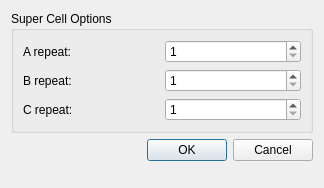
OpenChemistry/avogadrolibs, file avogadro/qtplugins/crystal/supercelldialog.ui: the form before one commit.
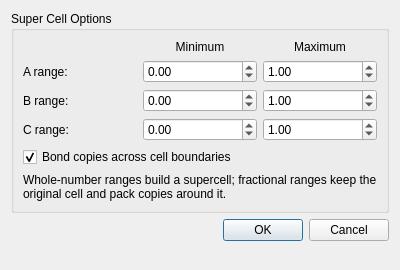
The form after the commit.

Commit message:
Add support for fractional ranges for supercells
Also check for bonds across unit cells

What changed in the file:
```diff
--- a/avogadro/qtplugins/crystal/supercelldialog.ui
+++ b/avogadro/qtplugins/crystal/supercelldialog.ui
@@ -6,8 +6,8 @@
    <rect>
     <x>0</x>
     <y>0</y>
-    <width>324</width>
-    <height>188</height>
+    <width>400</width>
+    <height>270</height>
    </rect>
   </property>
   <property name="windowTitle">
@@ -22,45 +22,181 @@
         <string>Super Cell Options</string>
        </property>
        <layout class="QGridLayout">
-        <item row="0" column="0">
-         <widget class="QLabel" name="aRepeatLabel">
-          <property name="text">
-           <string>A repeat:</string>
-          </property>
-         </widget>
-        </item>
         <item row="0" column="1">
-         <widget class="QSpinBox" name="aCellSpinBox">
-          <property name="minimum">
-           <number>1</number>
+         <widget class="QLabel" name="minLabel">
+          <property name="text">
+           <string>Minimum</string>
+          </property>
+          <property name="alignment">
+           <set>Qt::AlignCenter</set>
+          </property>
+         </widget>
+        </item>
+        <item row="0" column="2">
+         <widget class="QLabel" name="maxLabel">
+          <property name="text">
+           <string>Maximum</string>
+          </property>
+          <property name="alignment">
+           <set>Qt::AlignCenter</set>
           </property>
          </widget>
         </item>
         <item row="1" column="0">
-         <widget class="QLabel" name="bRepeatLabel">
+         <widget class="QLabel" name="aRepeatLabel">
           <property name="text">
-           <string>B repeat:</string>
+           <string>A range:</string>
           </property>
          </widget>
         </item>
         <item row="1" column="1">
-         <widget class="QSpinBox" name="bCellSpinBox">
+         <widget class="QDoubleSpinBox" name="aMinSpinBox">
+          <property name="decimals">
+           <number>2</number>
+          </property>
           <property name="minimum">
-           <number>1</number>
+           <double>-100.000000000000000</double>
+          </property>
+          <property name="maximum">
+           <double>100.000000000000000</double>
+          </property>
+          <property name="singleStep">
+           <double>0.500000000000000</double>
+          </property>
+          <property name="value">
+           <double>0.000000000000000</double>
+          </property>
+         </widget>
+        </item>
+        <item row="1" column="2">
+         <widget class="QDoubleSpinBox" name="aMaxSpinBox">
+          <property name="decimals">
+           <number>2</number>
+          </property>
+          <property name="minimum">
+           <double>-100.000000000000000</double>
+          </property>
+          <property name="maximum">
+           <double>100.000000000000000</double>
+          </property>
+          <property name="singleStep">
+           <double>0.500000000000000</double>
+          </property>
+          <property name="value">
+           <double>1.000000000000000</double>
           </property>
          </widget>
         </item>
         <item row="2" column="0">
-         <widget class="QLabel" name="cRepeatLabel">
+         <widget class="QLabel" name="bRepeatLabel">
           <property name="text">
-           <string>C repeat:</string>
+           <string>B range:</string>
           </property>
          </widget>
         </item>
         <item row="2" column="1">
-         <widget class="QSpinBox" name="cCellSpinBox">
+         <widget class="QDoubleSpinBox" name="bMinSpinBox">
+          <property name="decimals">
+           <number>2</number>
+          </property>
           <property name="minimum">
-           <number>1</number>
+           <double>-100.000000000000000</double>
+          </property>
+          <property name="maximum">
+           <double>100.000000000000000</double>
+          </property>
+          <property name="singleStep">
+           <double>0.500000000000000</double>
+          </property>
+          <property name="value">
+           <double>0.000000000000000</double>
+          </property>
+         </widget>
+        </item>
+        <item row="2" column="2">
+         <widget class="QDoubleSpinBox" name="bMaxSpinBox">
+          <property name="decimals">
+           <number>2</number>
+          </property>
+          <property name="minimum">
+           <double>-100.000000000000000</double>
+          </property>
+          <property name="maximum">
+           <double>100.000000000000000</double>
+          </property>
+          <property name="singleStep">
+           <double>0.500000000000000</double>
+          </property>
+          <property name="value">
+           <double>1.000000000000000</double>
+          </property>
+         </widget>
+        </item>
+        <item row="3" column="0">
+         <widget class="QLabel" name="cRepeatLabel">
+          <property name="text">
+           <string>C range:</string>
+          </property>
+         </widget>
+        </item>
+        <item row="3" column="1">
+         <widget class="QDoubleSpinBox" name="cMinSpinBox">
+          <property name="decimals">
+           <number>2</number>
+          </property>
+          <property name="minimum">
+           <double>-100.000000000000000</double>
+          </property>
+          <property name="maximum">
+           <double>100.000000000000000</double>
+          </property>
+          <property name="singleStep">
+           <double>0.500000000000000</double>
+          </property>
+          <property name="value">
+           <double>0.000000000000000</double>
+          </property>
+         </widget>
+        </item>
+        <item row="3" column="2">
+         <widget class="QDoubleSpinBox" name="cMaxSpinBox">
+          <property name="decimals">
+           <number>2</number>
+          </property>
+          <property name="minimum">
+           <double>-100.000000000000000</double>
+          </property>
+          <property name="maximum">
+           <double>100.000000000000000</double>
+          </property>
+          <property name="singleStep">
+           <double>0.500000000000000</double>
+          </property>
+          <property name="value">
+           <double>1.000000000000000</double>
+          </property>
+         </widget>
+        </item>
+        <item row="4" column="0" colspan="3">
+         <widget class="QCheckBox" name="periodicBondsCheckBox">
+          <property name="text">
+           <string>Bond copies across cell boundaries</string>
+          </property>
+          <property name="toolTip">
+           <string>Join molecules that are split by a cell boundary, so that they are drawn whole wherever both halves are present. Turn this off if it bonds atoms that should not be bonded.</string>
+          </property>
+          <property name="checked">
+           <bool>true</bool>
+          </property>
+         </widget>
+        </item>
+        <item row="5" column="0" colspan="3">
+         <widget class="QLabel" name="hintLabel">
+          <property name="text">
+           <string>Whole-number ranges build a supercell; fractional ranges keep the original cell and pack copies around it.</string>
+          </property>
+          <property name="wordWrap">
+           <bool>true</bool>
           </property>
          </widget>
         </item>
```
The commit also changes 8 other files.
